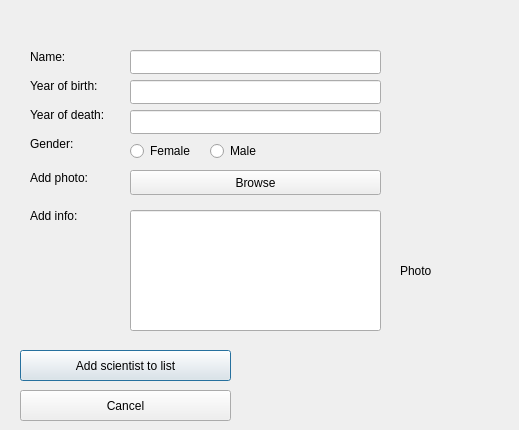
The window that addscientistdialog.ui (hermanno16/vika333) describes before a commit, drawn with Qt 5.
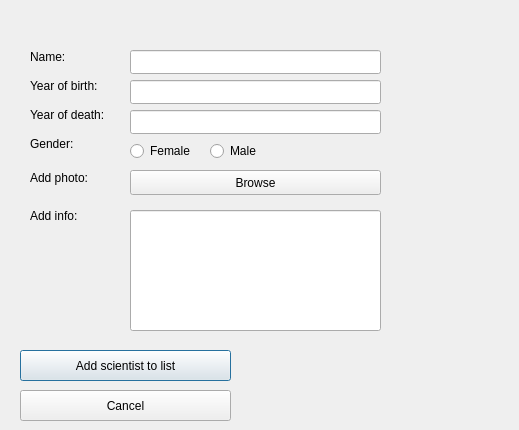
The same window after the commit.

Commit message: add photo virkjað Eva og Reynir

What changed in the file:
```diff
--- a/addscientistdialog.ui
+++ b/addscientistdialog.ui
@@ -128,7 +128,7 @@
     </rect>
    </property>
    <property name="text">
-    <string>Photo</string>
+    <string/>
    </property>
   </widget>
   <widget class="QWidget" name="layoutWidget">
```
The commit also changes 2 other files.
